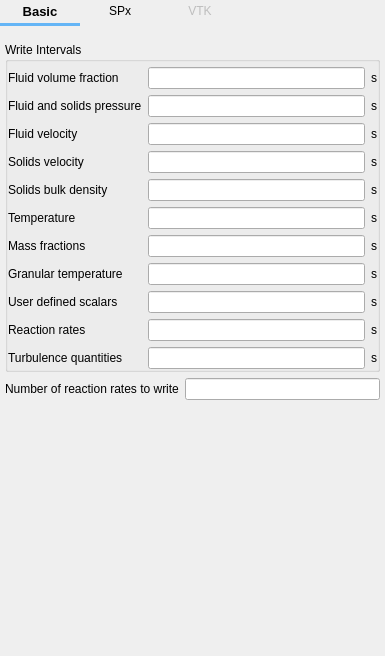
Above: mfixgui/uifiles/output.ui from truongd8593/mfix before the change. Below: the same form after it.
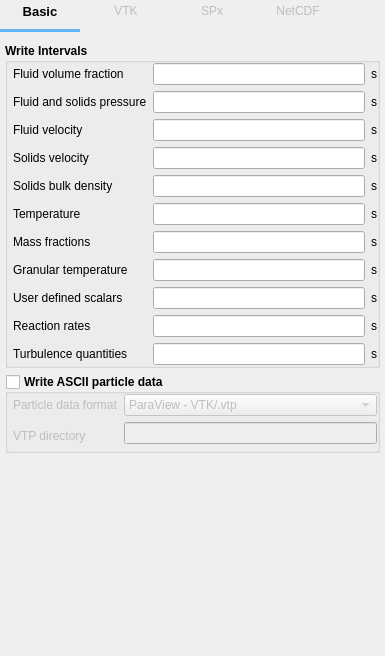
That is the form after the change. The open tabs and pages were chosen to show the change. Custom widgets are drawn as their Qt base class.

Commit message: work on Output pane

The edit to the form file:
```diff
--- a/mfixgui/uifiles/output.ui
+++ b/mfixgui/uifiles/output.ui
@@ -57,11 +57,80 @@
        <number>0</number>
       </property>
       <property name="bottomMargin">
-       <number>5</number>
-      </property>
-      <property name="spacing">
        <number>0</number>
       </property>
+      <item row="0" column="0">
+       <widget class="QPushButton" name="pushbutton_basic">
+        <property name="font">
+         <font>
+          <pointsize>10</pointsize>
+          <weight>75</weight>
+          <bold>true</bold>
+         </font>
+        </property>
+        <property name="text">
+         <string>Basic</string>
+        </property>
+        <property name="flat">
+         <bool>true</bool>
+        </property>
+       </widget>
+      </item>
+      <item row="0" column="1">
+       <widget class="QPushButton" name="pushbutton_vtk">
+        <property name="enabled">
+         <bool>false</bool>
+        </property>
+        <property name="toolTip">
+         <string>Discrete Element Model</string>
+        </property>
+        <property name="text">
+         <string>VTK</string>
+        </property>
+        <property name="flat">
+         <bool>true</bool>
+        </property>
+       </widget>
+      </item>
+      <item row="0" column="2">
+       <widget class="QPushButton" name="pushbutton_spx">
+        <property name="enabled">
+         <bool>false</bool>
+        </property>
+        <property name="text">
+         <string>SPx</string>
+        </property>
+        <property name="flat">
+         <bool>true</bool>
+        </property>
+       </widget>
+      </item>
+      <item row="0" column="3">
+       <widget class="QPushButton" name="pushbutton_netcdf">
+        <property name="enabled">
+         <bool>false</bool>
+        </property>
+        <property name="text">
+         <string>NetCDF</string>
+        </property>
+        <property name="flat">
+         <bool>true</bool>
+        </property>
+       </widget>
+      </item>
+      <item row="0" column="4">
+       <spacer name="horizontalSpacer">
+        <property name="orientation">
+         <enum>Qt::Horizontal</enum>
+        </property>
+        <property name="sizeHint" stdset="0">
+         <size>
+          <width>40</width>
+          <height>20</height>
+         </size>
+        </property>
+       </spacer>
+      </item>
       <item row="1" column="0">
        <widget class="Line" name="line_output">
         <property name="sizePolicy">
@@ -102,70 +171,17 @@
         </property>
        </widget>
       </item>
-      <item row="0" column="0">
-       <widget class="QPushButton" name="pushbutton_basic">
-        <property name="font">
-         <font>
-          <pointsize>10</pointsize>
-          <weight>75</weight>
-          <bold>true</bold>
-         </font>
-        </property>
-        <property name="text">
-         <string>Basic</string>
-        </property>
-        <property name="flat">
-         <bool>true</bool>
-        </property>
-       </widget>
-      </item>
-      <item row="0" column="1">
-       <widget class="QPushButton" name="pushbutton_spx">
-        <property name="enabled">
-         <bool>true</bool>
-        </property>
-        <property name="text">
-         <string>SPx</string>
-        </property>
-        <property name="flat">
-         <bool>true</bool>
-        </property>
-       </widget>
-      </item>
-      <item row="0" column="2">
-       <widget class="QPushButton" name="pushbutton_vtk">
-        <property name="enabled">
-         <bool>false</bool>
-        </property>
-        <property name="toolTip">
-         <string>Discrete Element Model</string>
-        </property>
-        <property name="text">
-         <string>VTK</string>
-        </property>
-        <property name="flat">
-         <bool>true</bool>
-        </property>
-       </widget>
-      </item>
-      <item row="0" column="3">
-       <spacer name="horizontalSpacer">
-        <property name="orientation">
-         <enum>Qt::Horizontal</enum>
-        </property>
-        <property name="sizeHint" stdset="0">
-         <size>
-          <width>40</width>
-          <height>20</height>
-         </size>
-        </property>
-       </spacer>
-      </item>
      </layout>
     </widget>
    </item>
    <item>
     <widget class="QStackedWidget" name="stackedwidget_output">
+     <property name="font">
+      <font>
+       <weight>50</weight>
+       <bold>false</bold>
+      </font>
+     </property>
      <property name="currentIndex">
       <number>0</number>
      </property>
@@ -175,7 +191,7 @@
         <number>5</number>
        </property>
        <property name="topMargin">
-        <number>5</number>
+        <number>0</number>
        </property>
        <property name="rightMargin">
         <number>5</number>
@@ -183,41 +199,56 @@
        <property name="bottomMargin">
         <number>0</number>
        </property>
-       <item row="0" column="0" colspan="2">
+       <item row="0" column="0" colspan="5">
         <widget class="QLabel" name="label_res_dt">
          <property name="text">
           <string>Restart/checkpoint write interval</string>
          </property>
         </widget>
        </item>
-       <item row="0" column="3">
+       <item row="0" column="5">
         <widget class="LineEdit" name="lineedit_keyword_res_dt"/>
        </item>
-       <item row="0" column="4">
+       <item row="0" column="6">
         <widget class="QLabel" name="label_res_dt_units">
          <property name="text">
           <string>s</string>
          </property>
         </widget>
        </item>
-       <item row="1" column="0" colspan="3">
-        <widget class="QLabel" name="label_res_backups">
-         <property name="text">
-          <string>Number of backup copies to keep</string>
+       <item row="1" column="0">
+        <spacer name="horizontalSpacer_2">
+         <property name="orientation">
+          <enum>Qt::Horizontal</enum>
          </property>
-        </widget>
-       </item>
-       <item row="1" column="3" colspan="2">
-        <widget class="LineEdit" name="lineedit_keyword_res_backups"/>
+         <property name="sizeType">
+          <enum>QSizePolicy::Fixed</enum>
+         </property>
+         <property name="sizeHint" stdset="0">
+          <size>
+           <width>0</width>
+           <height>20</height>
+          </size>
+         </property>
+        </spacer>
        </item>
        <item row="2" column="0">
-        <widget class="QLabel" name="label_res_backup_dt">
-         <property name="text">
-          <string>Backup interval</string>
+        <spacer name="horizontalSpacer_3">
+         <property name="orientation">
+          <enum>Qt::Horizontal</enum>
          </property>
-        </widget>
+         <property name="sizeType">
+          <enum>QSizePolicy::Fixed</enum>
+         </property>
+         <property name="sizeHint" stdset="0">
+          <size>
+           <width>0</width>
+           <height>20</height>
+          </size>
+         </property>
+        </spacer>
        </item>
-       <item row="2" column="4">
+       <item row="2" column="6">
         <widget class="QLabel" name="label_res_backup_dt_units">
          <property name="text">
           <string>s</string>
@@ -225,46 +256,54 @@
         </widget>
        </item>
        <item row="3" column="0" colspan="2">
-        <widget class="CheckBox" name="checkbox_keyword_write_vtk_files">
-         <property name="text">
-          <string>Enable VTK output</string>
+        <spacer name="verticalSpacer_4">
+         <property name="orientation">
+          <enum>Qt::Vertical</enum>
          </property>
-        </widget>
-       </item>
-       <item row="4" column="0" colspan="4">
-        <widget class="CheckBox" name="checkbox_keyword_time_dependent_filename">
-         <property name="text">
-          <string>Enable time-dependent VTK files</string>
+         <property name="sizeType">
+          <enum>QSizePolicy::Fixed</enum>
          </property>
-        </widget>
+         <property name="sizeHint" stdset="0">
+          <size>
+           <width>20</width>
+           <height>10</height>
+          </size>
+         </property>
+        </spacer>
        </item>
        <item row="5" column="0">
-        <widget class="QLabel" name="label_vtu_dir">
-         <property name="text">
-          <string>VTK directory</string>
+        <spacer name="horizontalSpacer_4">
+         <property name="orientation">
+          <enum>Qt::Horizontal</enum>
          </property>
-        </widget>
-       </item>
-       <item row="6" column="0" colspan="2">
-        <widget class="CheckBox" name="checkbox_binary_spx_files">
-         <property name="enabled">
-          <bool>true</bool>
+         <property name="sizeType">
+          <enum>QSizePolicy::Fixed</enum>
          </property>
-         <property name="toolTip">
-          <string>Feature under development</string>
+         <property name="sizeHint" stdset="0">
+          <size>
+           <width>0</width>
+           <height>20</height>
+          </size>
          </property>
-         <property name="text">
-          <string>Enable binary SPx files</string>
+        </spacer>
+       </item>
+       <item row="6" column="0">
+        <spacer name="horizontalSpacer_5">
+         <property name="orientation">
+          <enum>Qt::Horizontal</enum>
          </property>
-         <property name="checkable">
-          <bool>true</bool>
+         <property name="sizeType">
+          <enum>QSizePolicy::Fixed</enum>
          </property>
-         <property name="checked">
-          <bool>true</bool>
+         <property name="sizeHint" stdset="0">
+          <size>
+           <width>0</width>
+           <height>20</height>
+          </size>
          </property>
-        </widget>
+        </spacer>
        </item>
-       <item row="7" column="0" colspan="2">
+       <item row="8" column="0" colspan="5">
         <widget class="CheckBox" name="checkbox_netcdf_files">
          <property name="enabled">
           <bool>false</bool>
@@ -273,11 +312,43 @@
           <string>Feature under development, currently not available</string>
          </property>
          <property name="text">
-          <string>Enable NetCDF output files</string>
+          <string>Write NetCDF output files</string>
          </property>
         </widget>
        </item>
-       <item row="8" column="1">
+       <item row="9" column="0" colspan="2">
+        <spacer name="verticalSpacer_3">
+         <property name="orientation">
+          <enum>Qt::Vertical</enum>
+         </property>
+         <property name="sizeType">
+          <enum>QSizePolicy::Fixed</enum>
+         </property>
+         <property name="sizeHint" stdset="0">
+          <size>
+           <width>20</width>
+           <height>10</height>
+          </size>
+         </property>
+        </spacer>
+       </item>
+       <item row="10" column="0" colspan="5">
+        <widget class="QLabel" name="label_nrr">
+         <property name="font">
+          <font>
+           <weight>50</weight>
+           <bold>false</bold>
+          </font>
+         </property>
+         <property name="text">
+          <string>ReactionRates output array size</string>
+         </property>
+        </widget>
+       </item>
+       <item row="10" column="5" colspan="2">
+        <widget class="LineEdit" name="lineedit_keyword_nrr"/>
+       </item>
+       <item row="11" column="0" colspan="2">
         <spacer name="verticalSpacer">
          <property name="orientation">
           <enum>Qt::Vertical</enum>
@@ -290,13 +361,115 @@
          </property>
         </spacer>
        </item>
-       <item row="2" column="3">
-        <widget class="LineEdit" name="lineedit_keyword_res_backup_dt"/>
+       <item row="6" column="1">
+        <widget class="QLabel" name="label_vtu_dir">
+         <property name="text">
+          <string>VTK directory</string>
+         </property>
+        </widget>
        </item>
-       <item row="5" column="1" colspan="4">
+       <item row="6" column="2" colspan="5">
         <widget class="LineEdit" name="lineedit_keyword_vtu_dir"/>
        </item>
+       <item row="1" column="5" colspan="2">
+        <widget class="LineEdit" name="lineedit_keyword_res_backups"/>
+       </item>
+       <item row="2" column="5">
+        <widget class="LineEdit" name="lineedit_keyword_res_backup_dt"/>
+       </item>
+       <item row="1" column="1" colspan="4">
+        <widget class="QLabel" name="label_res_backups">
+         <property name="text">
+          <string>  Restart backup count</string>
+         </property>
+        </widget>
+       </item>
+       <item row="2" column="1" colspan="4">
+        <widget class="QLabel" name="label_res_backup_dt">
+         <property name="text">
+          <string>  Restart backup interval</string>
+         </property>
+        </widget>
+       </item>
+       <item row="7" column="0" colspan="7">
+        <widget class="CheckBox" name="checkbox_binary_spx_files">
+         <property name="enabled">
+          <bool>true</bool>
+         </property>
+         <property name="toolTip">
+          <string>Feature under development</string>
+         </property>
+         <property name="text">
+          <string>Write legacy S̲ingle P̲recision files (SPx)</string>
+         </property>
+         <property name="checkable">
+          <bool>true</bool>
+         </property>
+         <property name="checked">
+          <bool>true</bool>
+         </property>
+        </widget>
+       </item>
+       <item row="5" column="1" colspan="6">
+        <widget class="CheckBox" name="checkbox_keyword_time_dependent_filename">
+         <property name="text">
+          <string>Enable time-dependent VTK filename</string>
+         </property>
+        </widget>
+       </item>
+       <item row="4" column="0" colspan="7">
+        <widget class="CheckBox" name="checkbox_keyword_write_vtk_files">
+         <property name="text">
+          <string>Write VTK output files (VTU/VTP)</string>
+         </property>
+        </widget>
+       </item>
       </layout>
+      <zorder>label_res_backups</zorder>
+      <zorder>label_res_dt</zorder>
+      <zorder>lineedit_keyword_res_dt</zorder>
+      <zorder>label_res_dt_units</zorder>
+      <zorder>lineedit_keyword_res_backups</zorder>
+      <zorder>label_res_backup_dt</zorder>
+      <zorder>label_res_backup_dt_units</zorder>
+      <zorder>checkbox_keyword_write_vtk_files</zorder>
+      <zorder>checkbox_keyword_time_dependent_filename</zorder>
+      <zorder>label_vtu_dir</zorder>
+      <zorder>checkbox_binary_spx_files</zorder>
+      <zorder>checkbox_netcdf_files</zorder>
+      <zorder>lineedit_keyword_res_backup_dt</zorder>
+      <zorder>lineedit_keyword_vtu_dir</zorder>
+      <zorder>label_nrr</zorder>
+      <zorder>lineedit_keyword_nrr</zorder>
+      <zorder>verticalSpacer_3</zorder>
+      <zorder>verticalSpacer_4</zorder>
+      <zorder>verticalSpacer</zorder>
+      <zorder>horizontalSpacer_2</zorder>
+      <zorder>horizontalSpacer_3</zorder>
+      <zorder>horizontalSpacer_4</zorder>
+      <zorder>horizontalSpacer_5</zorder>
+     </widget>
+     <widget class="QWidget" name="page_vtk">
+      <widget class="QTableWidget" name="tableWidget">
+       <property name="geometry">
+        <rect>
+         <x>20</x>
+         <y>30</y>
+         <width>256</width>
+         <height>192</height>
+        </rect>
+       </property>
+      </widget>
+      <widget class="QTableWidget" name="tableWidget_2">
+       <property name="geometry">
+        <rect>
+         <x>50</x>
+         <y>330</y>
+         <width>256</width>
+         <height>192</height>
+        </rect>
+       </property>
+      </widget>
      </widget>
      <widget class="QWidget" name="page_spx">
       <layout class="QGridLayout" name="gridLayout_3">
@@ -312,7 +485,7 @@
        <property name="bottomMargin">
         <number>5</number>
        </property>
-       <item row="0" column="0" colspan="3">
+       <item row="0" column="0" colspan="2">
         <widget class="QGroupBox" name="groupbox_write_intervals">
          <property name="maximumSize">
           <size>
@@ -320,6 +493,12 @@
            <height>16777215</height>
           </size>
          </property>
+         <property name="font">
+          <font>
+           <weight>75</weight>
+           <bold>true</bold>
+          </font>
+         </property>
          <property name="title">
           <string>Write Intervals</string>
          </property>
@@ -328,10 +507,10 @@
          </property>
          <layout class="QGridLayout" name="gridLayout_2">
           <property name="leftMargin">
-           <number>0</number>
+           <number>5</number>
           </property>
           <property name="topMargin">
-           <number>5</number>
+           <number>0</number>
           </property>
           <property name="rightMargin">
            <number>0</number>
@@ -341,16 +520,35 @@
           </property>
           <item row="9" column="0">
            <widget class="QLabel" name="label_spx_dt_args_10">
+            <property name="font">
+             <font>
+              <weight>50</weight>
+              <bold>false</bold>
+             </font>
+            </property>
             <property name="text">
              <string>Reaction rates</string>
             </property>
            </widget>
           </item>
           <item row="9" column="1">
-           <widget class="LineEdit" name="lineedit_keyword_spx_dt_args_10"/>
+           <widget class="LineEdit" name="lineedit_keyword_spx_dt_args_10">
+            <property name="font">
+             <font>
+              <weight>50</weight>
+              <bold>false</bold>
+             </font>
+            </property>
+           </widget>
           </item>
           <item row="9" column="2">
            <widget class="QLabel" name="label_spx_dt_units_args_10">
+            <property name="font">
+             <font>
+              <weight>50</weight>
+              <bold>false</bold>
+             </font>
+            </property>
             <property name="text">
              <string>s</string>
             </property>
@@ -358,6 +556,12 @@
           </item>
           <item row="10" column="0">
            <widget class="QLabel" name="label_spx_dt_args_11">
+            <property name="font">
+             <font>
+              <weight>50</weight>
+              <bold>false</bold>
+             </font>
+            </property>
             <property name="text">
              <string>Turbulence quantities</string>
             </property>
@@ -365,6 +569,12 @@
           </item>
           <item row="10" column="2">
            <widget class="QLabel" name="label_spx_dt_units_args_11">
+            <property name="font">
+             <font>
+              <weight>50</weight>
+              <bold>false</bold>
+             </font>
+            </property>
             <property name="text">
              <string>s</string>
             </property>
@@ -372,16 +582,35 @@
           </item>
           <item row="7" column="0">
            <widget class="QLabel" name="label_spx_dt_args_8">
+            <property name="font">
+             <font>
+              <weight>50</weight>
+              <bold>false</bold>
+             </font>
+            </property>
             <property name="text">
              <string>Granular temperature</string>
             </property>
            </widget>
           </item>
           <item row="7" column="1">
-           <widget class="LineEdit" name="lineedit_keyword_spx_dt_args_8"/>
+           <widget class="LineEdit" name="lineedit_keyword_spx_dt_args_8">
+            <property name="font">
+             <font>
+              <weight>50</weight>
+              <bold>false</bold>
+             </font>
+            </property>
+           </widget>
           </item>
           <item row="7" column="2">
            <widget class="QLabel" name="label_spx_dt_units_args_8">
+            <property name="font">
+             <font>
+              <weight>50</weight>
+              <bold>false</bold>
+             </font>
+            </property>
             <property name="text">
              <string>s</string>
             </property>
@@ -389,16 +618,35 @@
           </item>
           <item row="8" column="0">
            <widget class="QLabel" name="label_spx_dt_args_9">
+            <property name="font">
+             <font>
+              <weight>50</weight>
+              <bold>false</bold>
+             </font>
+            </property>
             <property name="text">
              <string>User defined scalars</string>
             </property>
            </widget>
           </item>
           <item row="1" column="1">
-           <widget class="LineEdit" name="lineedit_keyword_spx_dt_args_2"/>
+           <widget class="LineEdit" name="lineedit_keyword_spx_dt_args_2">
+            <property name="font">
+             <font>
+              <weight>50</weight>
+              <bold>false</bold>
+             </font>
+            </property>
+           </widget>
           </item>
           <item row="1" column="2">
            <widget class="QLabel" name="label_spx_dt_units_args_2">
+            <property name="font">
+             <font>
+              <weight>50</weight>
+              <bold>false</bold>
+             </font>
+            </property>
             <property name="text">
              <string>s</string>
             </property>
@@ -406,6 +654,12 @@
           </item>
           <item row="2" column="0">
            <widget class="QLabel" name="label_spx_dt_args_3">
+            <property name="font">
+             <font>
+              <weight>50</weight>
+              <bold>false</bold>
+             </font>
+            </property>
             <property name="text">
              <string>Fluid velocity</string>
             </property>
@@ -413,32 +667,78 @@
           </item>
           <item row="0" column="0">
            <widget class="QLabel" name="label_spx_dt_args_1">
+            <property name="font">
+             <font>
+              <weight>50</weight>
+              <bold>false</bold>
+             </font>
+            </property>
             <property name="text">
              <string>Fluid volume fraction</string>
             </property>
            </widget>
           </item>
           <item row="0" column="1">
-           <widget class="LineEdit" name="lineedit_keyword_spx_dt_args_1"/>
+           <widget class="LineEdit" name="lineedit_keyword_spx_dt_args_1">
+            <property name="font">
+             <font>
+              <weight>50</weight>
+              <bold>false</bold>
+             </font>
+            </property>
+           </widget>
           </item>
           <item row="8" column="1">
-           <widget class="LineEdit" name="lineedit_keyword_spx_dt_args_7"/>
+           <widget class="LineEdit" name="lineedit_keyword_spx_dt_args_7">
+            <property name="font">
+             <font>
+              <weight>50</weight>
+              <bold>false</bold>
+             </font>
+            </property>
+           </widget>
           </item>
           <item row="8" column="2">
            <widget class="QLabel" name="label_spx_dt_units_args_9">
+            <property name="font">
+             <font>
+              <weight>50</weight>
+              <bold>false</bold>
+             </font>
+            </property>
             <property name="text">
              <string>s</string>
             </property>
            </widget>
           </item>
           <item row="10" column="1">
-           <widget class="LineEdit" name="lineedit_keyword_spx_dt_args_11"/>
+           <widget class="LineEdit" name="lineedit_keyword_spx_dt_args_11">
+            <property name="font">
+             <font>
+              <weight>50</weight>
+              <bold>false</bold>
+             </font>
+            </property>
+           </widget>
           </item>
           <item row="5" column="1">
-           <widget class="LineEdit" name="lineedit_keyword_spx_dt_args_6"/>
+           <widget class="LineEdit" name="lineedit_keyword_spx_dt_args_6">
+            <property name="font">
+             <font>
+              <weight>50</weight>
+              <bold>false</bold>
+             </font>
+            </property>
+           </widget>
           </item>
           <item row="5" column="2">
            <widget class="QLabel" name="label_spx_dt_units_args_6">
+            <property name="font">
+             <font>
+              <weight>50</weight>
+              <bold>false</bold>
+             </font>
+            </property>
             <property name="text">
              <string>s</string>
             </property>
@@ -446,16 +746,35 @@
           </item>
           <item row="6" column="0">
            <widget class="QLabel" name="label_spx_dt_args_7">
+            <property name="font">
+             <font>
+              <weight>50</weight>
+              <bold>false</bold>
+             </font>
+            </property>
             <property name="text">
              <string>Mass fractions</string>
             </property>
            </widget>
           </item>
           <item row="6" column="1">
-           <widget class="LineEdit" name="lineedit_keyword_spx_dt_args_9"/>
+           <widget class="LineEdit" name="lineedit_keyword_spx_dt_args_9">
+            <property name="font">
+             <font>
+              <weight>50</weight>
+              <bold>false</bold>
+             </font>
+            </property>
+           </widget>
           </item>
           <item row="6" column="2">
            <widget class="QLabel" name="label_spx_dt_units_args_7">
+            <property name="font">
+             <font>
+              <weight>50</weight>
+              <bold>false</bold>
+             </font>
+            </property>
             <property name="text">
              <string>s</string>
             </property>
@@ -463,6 +782,12 @@
           </item>
           <item row="4" column="2">
            <widget class="QLabel" name="label_spx_dt_units_args_5">
+            <property name="font">
+             <font>
+              <weight>50</weight>
+              <bold>false</bold>
+             </font>
+            </property>
             <property name="text">
              <string>s</string>
             </property>
@@ -470,16 +795,35 @@
           </item>
           <item row="5" column="0">
            <widget class="QLabel" name="label_spx_dt_args_6">
+            <property name="font">
+             <font>
+              <weight>50</weight>
+              <bold>false</bold>
+             </font>
+            </property>
             <property name="text">
              <string>Temperature</string>
             </property>
            </widget>
           </item>
           <item row="2" column="1">
-           <widget class="LineEdit" name="lineedit_keyword_spx_dt_args_3"/>
+           <widget class="LineEdit" name="lineedit_keyword_spx_dt_args_3">
+            <property name="font">
+             <font>
+              <weight>50</weight>
+              <bold>false</bold>
+             </font>
+            </property>
+           </widget>
           </item>
           <item row="2" column="2">
            <widget class="QLabel" name="label_spx_dt_units_args_3">
+            <property name="font">
+             <font>
+              <weight>50</weight>
+              <bold>false</bold>
+             </font>
+            </property>
             <property name="text">
              <string>s</string>
             </property>
@@ -487,16 +831,35 @@
           </item>
           <item row="3" column="0">
            <widget class="QLabel" name="label_spx_dt_args_4">
+            <property name="font">
+             <font>
+              <weight>50</weight>
+              <bold>false</bold>
+             </font>
+            </property>
             <property name="text">
              <string>Solids velocity</string>
             </property>
            </widget>
           </item>
           <item row="3" column="1">
-           <widget class="LineEdit" name="lineedit_keyword_spx_dt_args_4"/>
+           <widget class="LineEdit" name="lineedit_keyword_spx_dt_args_4">
+            <property name="font">
+             <font>
+              <weight>50</weight>
+              <bold>false</bold>
+             </font>
+            </property>
+           </widget>
           </item>
           <item row="3" column="2">
            <widget class="QLabel" name="label_spx_dt_units_args_4">
+            <property name="font">
+             <font>
+              <weight>50</weight>
+              <bold>false</bold>
+             </font>
+            </property>
             <property name="text">
              <string>s</string>
             </property>
@@ -504,16 +867,35 @@
           </item>
           <item row="4" column="0">
            <widget class="QLabel" name="label_spx_dt_args_5">
+            <property name="font">
+             <font>
+              <weight>50</weight>
+              <bold>false</bold>
+             </font>
+            </property>
             <property name="text">
              <string>Solids bulk density</string>
             </property>
            </widget>
           </item>
           <item row="4" column="1">
-           <widget class="LineEdit" name="lineedit_keyword_spx_dt_args_5"/>
+           <widget class="LineEdit" name="lineedit_keyword_spx_dt_args_5">
+            <property name="font">
+             <font>
+              <weight>50</weight>
+              <bold>false</bold>
+             </font>
+            </property>
+           </widget>
           </item>
           <item row="0" column="2">
            <widget class="QLabel" name="label_spx_dt_units_args_1">
+            <property name="font">
+             <font>
+              <weight>50</weight>
+              <bold>false</bold>
+             </font>
+            </property>
             <property name="text">
              <string>s</string>
             </property>
@@ -521,6 +903,12 @@
           </item>
           <item row="1" column="0">
            <widget class="QLabel" name="label_spx_dt_args_2">
+            <property name="font">
+             <font>
+              <weight>50</weight>
+              <bold>false</bold>
+             </font>
+            </property>
             <property name="text">
              <string>Fluid and solids pressure</string>
             </property>
@@ -529,17 +917,93 @@
          </layout>
         </widget>
        </item>
-       <item row="1" column="0">
-        <widget class="QLabel" name="label_nrr">
+       <item row="1" column="0" colspan="2">
+        <widget class="QGroupBox" name="groupbox_print_des_data">
          <property name="font">
           <font>
-           <weight>50</weight>
-           <bold>false</bold>
+           <weight>75</weight>
+           <bold>true</bold>
           </font>
          </property>
-         <property name="text">
-          <string>Number of reaction rates to write</string>
+         <property name="title">
+          <string>Write ASCII particle data</string>
          </property>
+         <property name="checkable">
+          <bool>true</bool>
+         </property>
+         <property name="checked">
+          <bool>false</bool>
+         </property>
+         <layout class="QGridLayout" name="gridLayout_4">
+          <property name="leftMargin">
+           <number>5</number>
+          </property>
+          <property name="topMargin">
+           <number>0</number>
+          </property>
+          <property name="rightMargin">
+           <number>0</number>
+          </property>
+          <property name="bottomMargin">
+           <number>0</number>
+          </property>
+          <item row="0" column="0">
+           <widget class="QLabel" name="label_des_output_type">
+            <property name="font">
+             <font>
+              <weight>50</weight>
+              <bold>false</bold>
+             </font>
+            </property>
+            <property name="text">
+             <string>Particle data format</string>
+            </property>
+           </widget>
+          </item>
+          <item row="0" column="1">
+           <widget class="QComboBox" name="combobox_des_output_type">
+            <property name="font">
+             <font>
+              <weight>50</weight>
+              <bold>false</bold>
+             </font>
+            </property>
+            <item>
+             <property name="text">
+              <string>ParaView - VTK/.vtp</string>
+             </property>
+            </item>
+            <item>
+             <property name="text">
+              <string>Tecplot - .dat</string>
+             </property>
+            </item>
+           </widget>
+          </item>
+          <item row="1" column="1">
+           <widget class="LineEdit" name="lineedit_keyword_vtp_dir">
+            <property name="font">
+             <font>
+              <weight>50</weight>
+              <bold>false</bold>
+             </font>
+            </property>
+           </widget>
+          </item>
+          <item row="1" column="0" rowspan="2">
+           <widget class="QLabel" name="label_vtp_dir">
+            <property name="font">
+             <font>
+              <weight>50</weight>
+              <bold>false</bold>
+             </font>
+            </property>
+            <property name="text">
+             <string>VTP directory</string>
+            </property>
+           </widget>
+          </item>
+         </layout>
         </widget>
        </item>
        <item row="2" column="0">
@@ -555,12 +1019,9 @@
          </property>
         </spacer>
        </item>
-       <item row="1" column="1" colspan="2">
-        <widget class="LineEdit" name="lineedit_keyword_nrr"/>
-       </item>
       </layout>
      </widget>
-     <widget class="QWidget" name="page_vtk"/>
+     <widget class="QWidget" name="page_netcdf"/>
     </widget>
    </item>
   </layout>
```
Left out of the diff: 20 changed lines with no effect on the pictures. The commit also changes 3 other files.
